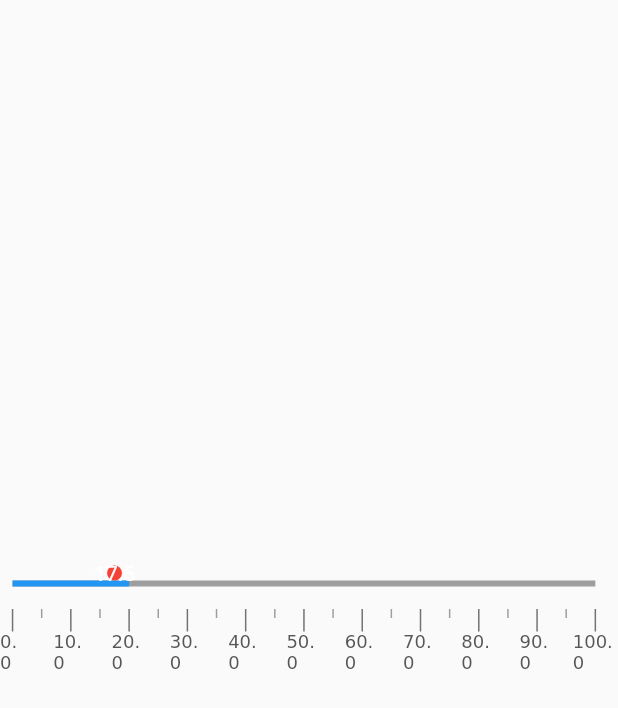
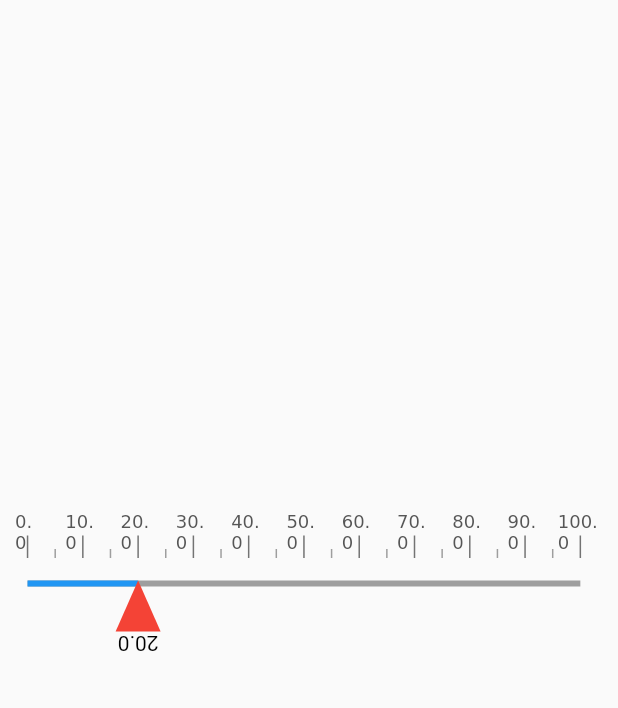
Before and after one commit to GeekyAnts/GaugesFlutter, a Flutter app: the screen it shows after launch, on a phone screen of 412 x 824 dp. Shown: the top 708 px of the screen. Run offline on Flutter 3.47's test engine with Material 2 defaults, Android fonts, the phone set to English and light mode, and no system bars.

```diff
--- a/example/lib/ruler_offset_feature_example.dart
+++ b/example/lib/ruler_offset_feature_example.dart
@@ -6,21 +6,25 @@ class MyRulerOffset extends StatelessWidget {
 
   @override
   Widget build(BuildContext context) {
-    return Scaffold(
+    return const Scaffold(
       body: Center(
         child: Column(
           mainAxisAlignment: MainAxisAlignment.center,
-          children: const [
+          children: [
             SizedBox(
               child: LinearGauge(
                 value: 20,
                 rulers: RulerStyle(
-                  rulerPosition: RulerPosition.bottom,
+                  rulerPosition: RulerPosition.top,
                   rulersOffset: 15,
                 ),
                 pointer: Pointer(
-                  value: 17.5,
-                  shape: PointerShape.circle,
+                  value: 20,
+                  height: 30,
+                  labelStyle: TextStyle(color: Colors.black),
+                  width: 30,
+                  quaterTurns: QuaterTurns.two,
+                  shape: PointerShape.triangle,
                 ),
               ),
             ),
--- a/lib/linear_gauge/pointers/linear_gauge_pointer.dart
+++ b/lib/linear_gauge/pointers/linear_gauge_pointer.dart
@@ -256,7 +256,7 @@ class Pointer {
                   extraOffset);
       canvas.save();
       canvas.translate(center.dx, center.dy);
-      quaterTurns == QuaterTurns.zero
+      quaterTurns == QuaterTurns.three
           ? canvas.rotate(-90 * pi / 180)
           : canvas.rotate(90 * pi / 180);
       textPainter.paint(
```
